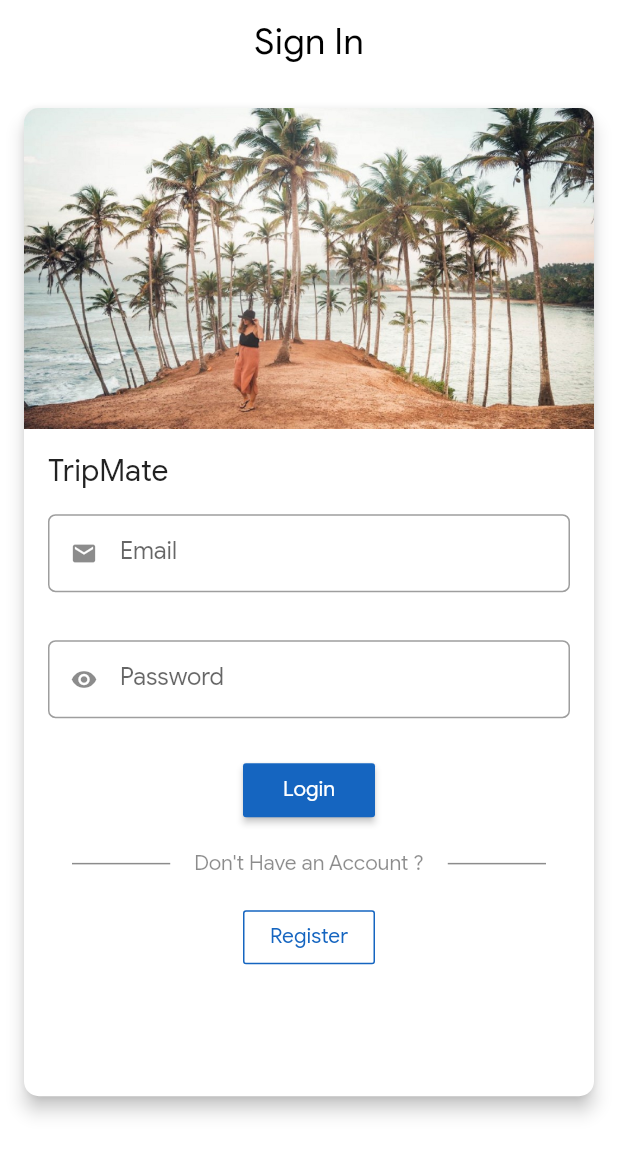
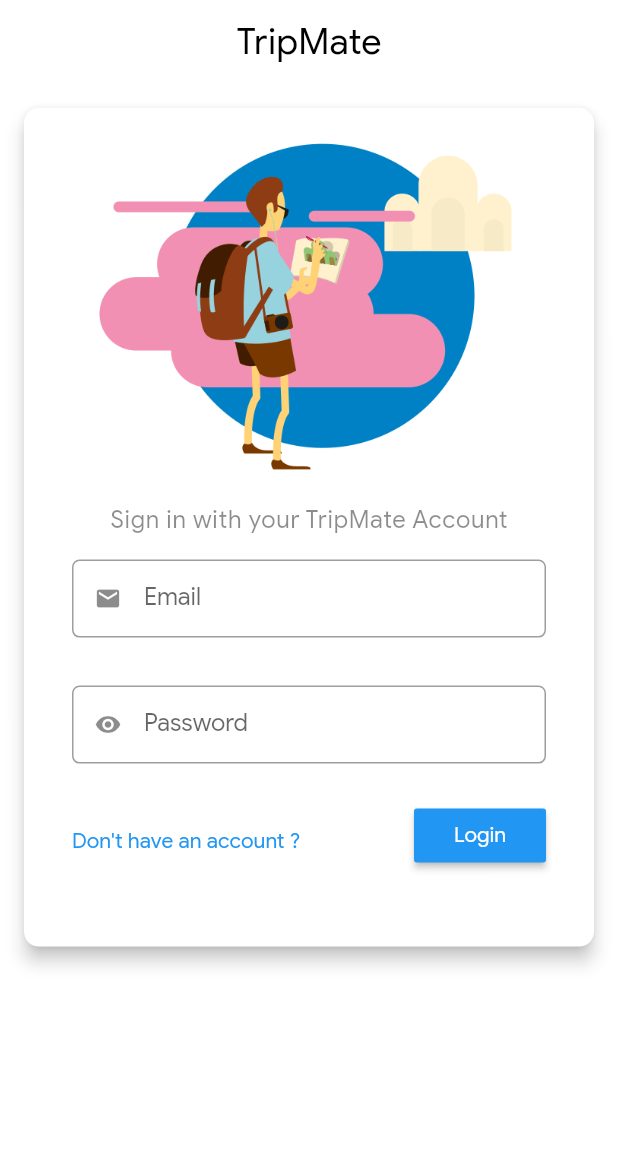
Before and after one commit to uvindukt/trip_mate, a Flutter app: the screen it shows after launch, on a phone screen of 412 x 824 dp. Shown: the top 1155 px of the screen. Run offline on Flutter 3.47's test engine with Material 2 defaults, Android fonts, the phone set to English and light mode, and no system bars; our stand-ins replace cloud_firestore, firebase_auth, flushbar, flutter_spinkit; accounts and stored records are empty.

Commit message:
SignUp and SignIn Widgets Modified

```diff
--- a/lib/widgets/authenticate/SignIn.dart
+++ b/lib/widgets/authenticate/SignIn.dart
@@ -27,7 +27,7 @@
     Scaffold(
       appBar: AppBar(
         title: const Text(
-          'Sign In',
+          'TripMate',
           style: TextStyle(
               color: Color.fromRGBO(0, 0, 0, 1),
               fontSize: 24.0,
@@ -52,23 +52,27 @@
             key: _formKey,
             child: Column(
               children: <Widget>[
-                Image.asset(
-                  'assets/images/location-mirissa.jpg',
+                Container(
+                  margin: EdgeInsets.only(top: 16.0),
+                  child: Image.asset(
+                    'assets/images/gif-04.gif',
                     fit: BoxFit.fill,
-                ),
-                Container(
-                  margin: EdgeInsets.only(top: 16.0, left: 16.0),
-                  alignment: Alignment.topLeft,
-                  child: Text(
-                    'TripMate',
-                    style: TextStyle(
-                        fontSize: 20.0,
-                        letterSpacing: 0.15,
-                        fontWeight: FontWeight.w500),
                   ),
                 ),
                 Container(
-                  margin: EdgeInsets.all(16.0),
+                  margin: EdgeInsets.only(top: 16.0),
+                  child: Text(
+                    'Sign in with your TripMate Account',
+                    style: TextStyle(
+                        color: Colors.black45,
+                        fontSize: 16.0,
+                        letterSpacing: 0.5,
+                        fontWeight: FontWeight.w500
+                    ),
+                  ),
+                ),
+                Container(
+                  margin: EdgeInsets.symmetric(vertical: 16.0, horizontal: 32.0),
                   child: TextFormField(
                     decoration: InputDecoration(
                       isDense: true,
@@ -85,7 +89,7 @@
                   ),
                 ),
                 Container(
-                  margin: EdgeInsets.all(16.0),
+                  margin: EdgeInsets.symmetric(vertical: 16.0, horizontal: 32.0),
                   child: TextFormField(
                     decoration: InputDecoration(
                       isDense: true,
@@ -103,9 +107,26 @@
                   ),
                 ),
                 Container(
+                  margin: EdgeInsets.only(left: 32.0, right: 32.0),
+                  child: Row(
+                    mainAxisAlignment: MainAxisAlignment.spaceBetween,
+                    children: <Widget>[
+                      InkWell(
+                        child: Text(
+                          'Don\'t have an account ?',
+                          style: TextStyle(
+                              color: Colors.blue,
+                              fontSize: 14.0,
+                              fontWeight: FontWeight.w500,
+                              letterSpacing: 0.1
+                          ),
+                        ),
+                        onTap: () => widget.toggleView(),
+                      ),
+                      Container(
                         margin: EdgeInsets.only(bottom: 16.0, top: 8.0),
                         child: RaisedButton(
-                      color: Colors.blue[800],
+                            color: Colors.blue,
                             child: Text(
                               'Login',
                               style: TextStyle(color: Colors.white),
@@ -127,52 +148,11 @@
                               }
                             }),
                       ),
-                Container(
-                  margin: EdgeInsets.symmetric(horizontal: 32),
-                  child: Row(
-                    children: <Widget>[
-                      Expanded(
-                        flex: 3,
-                        child: Divider(
-                          color: Colors.black45,
-                          thickness: 1,
-                        ),
-                      ),
-                      Container(
-                        margin: EdgeInsets.symmetric(horizontal: 16.0),
-                        child: Text(
-                          'Don\'t Have an Account ?',
-                          style: TextStyle(
-                            color: Colors.black45,
-                          ),
-                        ),
-                      ),
-                      Expanded(
-                        flex: 3,
-                        child: Divider(
-                          color: Colors.black45,
-                          thickness: 1,
-                        ),
-                      )
                     ],
                   ),
                 ),
                 Container(
-                  margin: EdgeInsets.only(bottom: 32.0, top: 16.0),
-                  child: OutlineButton(
-                      child: Text(
-                        'Register',
-                        style: TextStyle(color: Colors.blue[800]),
-                      ),
-                      borderSide: BorderSide(
-                        color: Colors.blue[800],
-                      ),
-                      onPressed: () {
-                        widget.toggleView();
-                      }),
-                ),
-                Container(
-                  margin: EdgeInsets.only(bottom: 32.0),
+                  margin: EdgeInsets.only(bottom: 16.0),
                   child: Text(
                     error,
                     style: TextStyle(color: Colors.red, fontSize: 14.0),
```
Also changed, not shown: lib/widgets/authenticate/SignUp.dart (+40 -53 lines), assets/images/gif-03.gif (added), assets/images/gif-04.gif (added), assets/images/gif-05.gif (added). Lines whose indentation alone changed are shown as unchanged.
